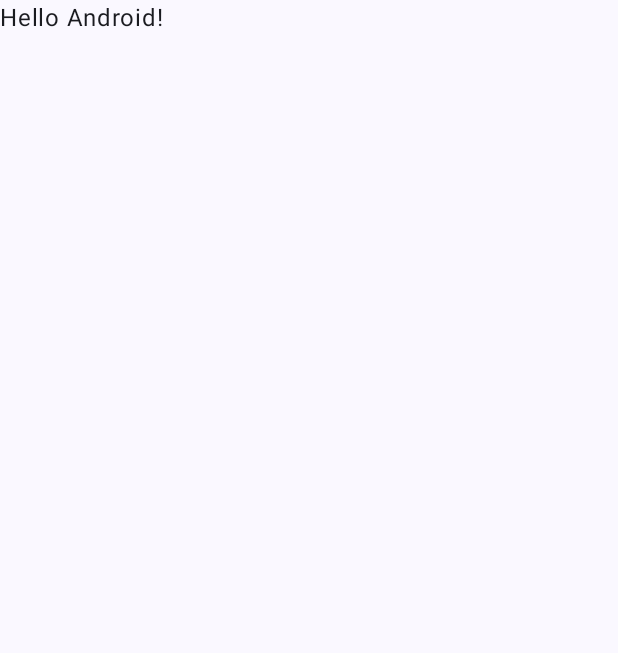
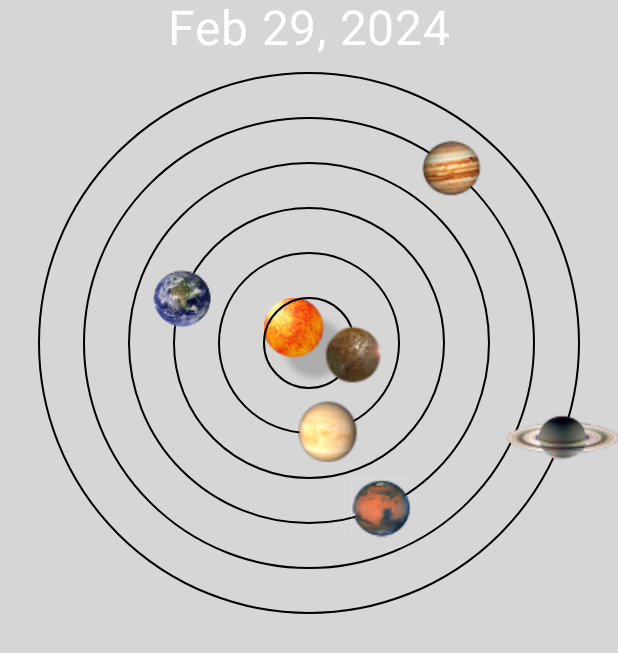
Before and after one commit to neveu/Astronomicon, an Android app built with Jetpack Compose: the screen it shows after launch (MainActivity), on a phone screen of 412 x 824 dp. Before the commit the part shown is almost empty. Shown: the top 653 px of the screen. Run offline under Robolectric (Android 15) with nearby library versions, the phone set to English and light mode, and no system bars.

Commit message:
Orrery works correctly

```diff
--- a/app/src/main/java/fr/lehautcambara/astronomicon/MainActivity.kt
+++ b/app/src/main/java/fr/lehautcambara/astronomicon/MainActivity.kt
@@ -1,39 +1,51 @@
 package fr.lehautcambara.astronomicon
 
 import android.os.Bundle
+import android.util.Log
 import androidx.activity.ComponentActivity
 import androidx.activity.compose.setContent
 import androidx.compose.foundation.Canvas
 import androidx.compose.foundation.Image
+import androidx.compose.foundation.gestures.detectDragGestures
 import androidx.compose.foundation.layout.Box
 import androidx.compose.foundation.layout.Column
 import androidx.compose.foundation.layout.absoluteOffset
 import androidx.compose.foundation.layout.fillMaxSize
 import androidx.compose.foundation.layout.fillMaxWidth
-import androidx.compose.foundation.layout.offset
 import androidx.compose.foundation.layout.padding
 import androidx.compose.material3.MaterialTheme
 import androidx.compose.material3.Surface
 import androidx.compose.material3.Text
 import androidx.compose.runtime.Composable
+import androidx.compose.runtime.mutableStateOf
+import androidx.compose.runtime.*
 import androidx.compose.ui.Alignment
 import androidx.compose.ui.Modifier
 import androidx.compose.ui.draw.paint
+import androidx.compose.ui.geometry.Size
 import androidx.compose.ui.graphics.Color
-import androidx.compose.ui.graphics.ImageBitmap
 import androidx.compose.ui.graphics.drawscope.Stroke
-import androidx.compose.ui.graphics.drawscope.translate
+import androidx.compose.ui.input.pointer.PointerInputChange
+import androidx.compose.ui.input.pointer.pointerInput
 import androidx.compose.ui.layout.ContentScale
-import androidx.compose.ui.res.imageResource
+import androidx.compose.ui.layout.onGloballyPositioned
 import androidx.compose.ui.res.painterResource
 import androidx.compose.ui.tooling.preview.Preview
 import androidx.compose.ui.unit.Dp
 import androidx.compose.ui.unit.IntOffset
 import androidx.compose.ui.unit.TextUnit
 import androidx.compose.ui.unit.TextUnitType
+import androidx.compose.ui.unit.dp
+import androidx.compose.ui.unit.toSize
+import fr.lehautcambara.astronomicon.ephemeris.Coords
+import fr.lehautcambara.astronomicon.orrery.Orrery
 import fr.lehautcambara.astronomicon.ui.theme.AstronomiconTheme
 import java.text.DateFormat
-import java.util.GregorianCalendar
+import java.util.Date
+import kotlin.math.atan2
+import kotlin.math.cos
+import kotlin.math.roundToInt
+import kotlin.math.sin
 
 class MainActivity : ComponentActivity() {
     override fun onCreate(savedInstanceState: Bundle?) {
@@ -45,24 +57,18 @@ class MainActivity : ComponentActivity() {
                     modifier = Modifier.fillMaxSize(),
                     color = MaterialTheme.colorScheme.background
                 ) {
-                    Greeting("Android")
+                    Screen(R.drawable.milkyway, R.drawable.acsquare4, Orrery())
                 }
             }
         }
     }
 }
 
-@Composable
-fun Greeting(name: String, modifier: Modifier = Modifier) {
-    Text(
-        text = "Hello $name!",
-        modifier = modifier
-    )
-}
 
 
 @Composable
-fun Screen(bg: Int, orreryBackground: Int, date: String) {
+fun Screen(bg: Int, orreryBackground: Int, orrery: Orrery) {
+    val date = orrery.dateTime.time
     Box( modifier = Modifier
         .fillMaxSize()
         .paint(
@@ -73,56 +79,108 @@ fun Screen(bg: Int, orreryBackground: Int, date: String) {
             horizontalAlignment = Alignment.CenterHorizontally
             ) {
             OrreryDate(date)
-            OrreryBox(orreryBackground)
+            OrreryBox(orrery, orreryBackground)
         }
     }
 }
 
 @Composable
-private fun OrreryDate(date: String) {
+private fun OrreryDate(date: Date) {
     Text(
-        text = date,
+        text = DateFormat.getDateInstance().format(date),
         color = Color.White,
         fontSize = TextUnit(32.0F, TextUnitType.Sp),
     )
 }
 
 @Composable
-fun OrreryBox(orreryBackground: Int, orbitIncrement: Float = 45F) {
+fun OrreryBox(orrery: Orrery, orreryBackground: Int, orbitIncrement: Int = 45) {
+    var size by remember { mutableStateOf(Size.Zero)}
+
     Box(modifier = Modifier
         .fillMaxWidth()
         .padding(horizontal = Dp(16F))
         .paint(
             painterResource(id = orreryBackground),
-            contentScale = ContentScale.FillWidth
-        )) {
+            contentScale = ContentScale.FillWidth)
+        .onGloballyPositioned { coordinates ->
+            size = coordinates.size.toSize()
+            Log.d("Size", "${size}")
+        }
+        .pointerInput(Unit) {
+            detectDragGestures { change: PointerInputChange, dragAmount ->
+                val xcenter = size.width/2F
+                val ycenter = size.width/2F
+                val x = change.position.x
+                val y = change.position.y
+                val xprev = change.previousPosition.x
+                val yprev = change.previousPosition.y
+                Log.d("location", "${change.position}, dragAmount: ${dragAmount}")
 
-        for(i in 1..6) DrawOrbit(radius = orbitIncrement*i,
-            modifier= Modifier
-                .fillMaxWidth()
-                .align(Alignment.Center))
+            }
+        }
+    ) {
 
-        Image(painterResource(id = R.drawable.sun_anim40), "Sun", modifier = Modifier.align(Alignment.Center))
-        DrawPlanet(x = 0, y = 45, id = R.drawable.earthjpg40, modifier = Modifier.align(Alignment.Center))
-
-        // drawPlanet(200F, 200F, R.drawable.earthjpg40, modifier = Modifier.absoluteOffset(x=Dp(0F), y=Dp(0F)))
+        val date = orrery.dateTime
+        DrawPlanetAndOrbit(r = 0, orrery.sun.eclipticCoords(date), id = R.drawable.sun1, modifier = Modifier.align(Alignment.Center))
+        DrawPlanetAndOrbit(r = orbitIncrement, orrery.mercury.eclipticCoords(date),  id = R.drawable.mercury, modifier = Modifier.align(Alignment.Center))
+        DrawPlanetAndOrbit(r = orbitIncrement*2, orrery.venus.eclipticCoords(date), id = R.drawable.venus40, modifier = Modifier.align(Alignment.Center))
+        DrawPlanetAndOrbit(r = orbitIncrement*3, orrery.earth.eclipticCoords(date),  id = R.drawable.earthjpg40, modifier = Modifier.align(Alignment.Center))
+        DrawPlanetAndOrbit(r = orbitIncrement*4, orrery.mars.eclipticCoords(date), id = R.drawable.mars, modifier = Modifier.align(Alignment.Center))
+        DrawPlanetAndOrbit(r = orbitIncrement*5, orrery.jupiter.eclipticCoords(date), id = R.drawable.jupiter, modifier = Modifier.align(Alignment.Center))
+        DrawPlanetAndOrbit(r = orbitIncrement*6, orrery.saturn.eclipticCoords(date), id = R.drawable.saturn30, modifier = Modifier.align(Alignment.Center))
     }
 }
 
+fun angle(x: Double, y: Double): Double {
+    return  atan2(y, x)
+}
+
+@Composable
+fun DrawPlanetAndOrbit(r: Int, coords: Coords, id: Int, modifier: Modifier) {
+    DrawPlanetAndOrbit(r = r, xecl = coords.x, yecl = coords.y, id = id, modifier = modifier)
+}
+@Composable
+fun DrawPlanetAndOrbit(r: Int, xecl: Double, yecl: Double, id: Int, modifier: Modifier) {
+    DrawOrbit(radius = r, modifier = modifier)
+    DrawPlanet(r, xecl, yecl, id, modifier)
+}
+
+@Composable
+private fun DrawOrbits(orbitIncrement: Int, range: IntRange, modifier: Modifier) {
+    for (i in range) DrawOrbit(
+        radius = orbitIncrement * i,
+        modifier = modifier
+            .fillMaxWidth()
+    )
+}
+
+@Composable
+fun DrawPlanet(r: Int, xecl: Double, yecl: Double, id: Int, modifier: Modifier) {
+    val ang = angle(xecl, yecl)
+    DrawPlanet(r, ang, id, modifier)
+}
+
+@Composable
+fun DrawPlanet(r: Int, a: Double, id: Int, modifier: Modifier){
+    val x = (r*cos(a)).roundToInt()
+    val y = (r*sin(a)).roundToInt()
+    DrawPlanet(x,y,id, modifier)
+}
 @Composable
 fun DrawPlanet(x: Int, y: Int, id: Int, modifier: Modifier) {
-    Image(painterResource(id = R.drawable.earthjpg40), "Earth",
+    Image(painterResource(id = id), "Earth",
         modifier = modifier
             .absoluteOffset { IntOffset(x, -y) })
 }
 
 
 @Composable
-private fun DrawOrbit(radius: Float, color: Color = Color.Black, stroke: Float = 2F, modifier: Modifier) {
+private fun DrawOrbit(radius: Int, color: Color = Color.Black, stroke: Float = 2F, modifier: Modifier) {
     Canvas(
         modifier = modifier
     ) {
-        drawCircle(color = color, style = Stroke(width = stroke), radius = radius)
+        drawCircle(color = color, style = Stroke(width = stroke), radius = radius.toFloat())
     }
 }
 
@@ -131,7 +189,6 @@ private fun DrawOrbit(radius: Float, color: Color = Color.Black, stroke: Float =
 @Composable
 fun ScreenPreview() {
     AstronomiconTheme {
-        val nowString = DateFormat.getDateInstance().format(GregorianCalendar().time)
-        Screen(R.drawable.milkyway, R.drawable.acsquare4, nowString)
+        Screen(R.drawable.milkyway, R.drawable.acsquare4, Orrery())
     }
 }
--- a/app/src/main/java/fr/lehautcambara/astronomicon/ephemeris/keplerianElements/KeplerianElements.kt
+++ b/app/src/main/java/fr/lehautcambara/astronomicon/ephemeris/keplerianElements/KeplerianElements.kt
@@ -3,16 +3,16 @@ package fr.lehautcambara.astronomicon.ephemeris.keplerianElements
 class KeplerianElements(
     val body: String = "Sun",
     val a0: Double = 0.0,
+    val e0: Double = 0.0,
+    val I0: Double = 0.0,
+    val L0: Double = 0.0,
+    val wbar0: Double = 0.0,
+    val omega0: Double = 0.0,
     val dadt: Double = 0.0, // semi-major axis (au) da/dt (au/century)
-    val e0: Double = 0.0,
     val dedt: Double = 0.0, // eccentricity (unitless), /century
-    val I0: Double = 0.0,
     val dIdt: Double = 0.0, //  inclination (degrees, degrees/century
-    val L0: Double = 0.0,
     val dLdt: Double = 0.0, //  mean longitude (degrees, degrees/century
-    val wbar0: Double = 0.0,
     val dwbardt: Double = 0.0, //  longitude of perihelion (degrees, degrees/century)
-    val omega0: Double = 0.0,
     val domegadt: Double = 0.0, // longitude of the ascending node (degrees, degrees/century)
 )  {
 
--- a/app/src/main/java/fr/lehautcambara/astronomicon/orrery/Orrery.kt
+++ b/app/src/main/java/fr/lehautcambara/astronomicon/orrery/Orrery.kt
@@ -11,17 +11,17 @@ import kotlin.math.atan2
 
 class Orrery(var dateTime: GregorianCalendar = GregorianCalendar()) {
 
-    private val mercury =  SolarEphemeris( KeplerianElements.Mercury())
-    private val venus = SolarEphemeris( KeplerianElements.Venus())
-    private val earth  = SolarEphemeris( KeplerianElements.EmBary())
-    private val mars = SolarEphemeris( KeplerianElements.Mars())
-    private val jupiter = SolarEphemeris( KeplerianElements.Jupiter())
-    private val saturn  = SolarEphemeris( KeplerianElements.Saturn())
-    private val sun= SolarEphemeris( KeplerianElements.Sun())
-    private val moon  = LunarEphemeris()
+     val mercury =  SolarEphemeris( KeplerianElements.Mercury())
+     val venus = SolarEphemeris( KeplerianElements.Venus())
+     val earth  = SolarEphemeris( KeplerianElements.EmBary())
+     val mars = SolarEphemeris( KeplerianElements.Mars())
+     val jupiter = SolarEphemeris( KeplerianElements.Jupiter())
+     val saturn  = SolarEphemeris( KeplerianElements.Saturn())
+     val sun= SolarEphemeris( KeplerianElements.Sun())
+     val moon  = LunarEphemeris()
 
-    private val geocentricList = listOf<Ephemeris>(mercury, venus, moon, sun, mars, jupiter, saturn)
-    private val heliocentricList = listOf<Ephemeris>(mercury, venus, earth, sun, mars, jupiter, saturn)
+    val heliocentricList = listOf<Ephemeris>( sun,mercury, venus, earth, mars, jupiter, saturn)
+    val geocentricList = listOf<Ephemeris>(earth, moon, mercury, venus, sun, mars, jupiter, saturn)
 
 
     fun fromTo(from: Ephemeris?, to: Ephemeris?): Coords? {
```
Also changed, not shown: app/src/main/java/fr/lehautcambara/astronomicon/ephemeris/Ephemeris.kt (+6 -11 lines), app/src/main/java/trigonometry.kt (added, +46 -0 lines), app/src/main/res/drawable/jupiter.png (added), app/src/main/res/drawable/mars.png (added), app/src/main/res/drawable/marsanimation40.gif (added), app/src/main/res/drawable/mercury.png (added), app/src/main/res/drawable/moon2.png (added), app/src/main/res/drawable/saturn30.png (added), app/src/main/res/drawable/venus40.png (added).
